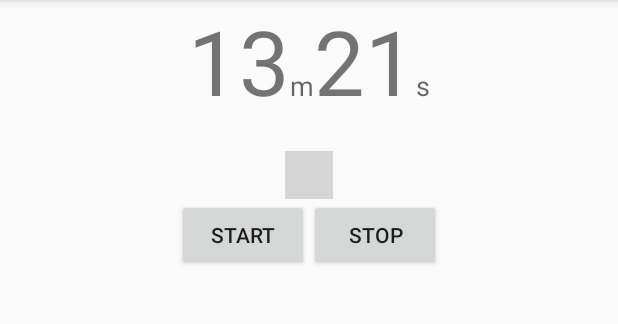
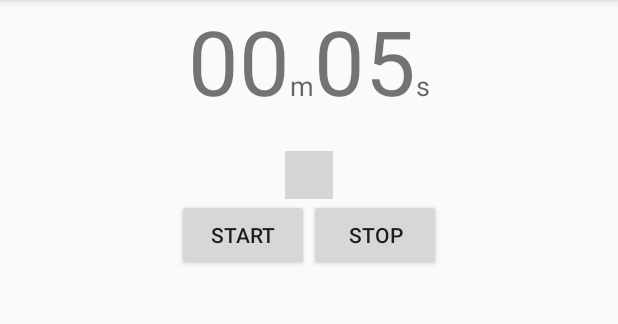
Before and after one commit to AWEEKJ/Leitner, an Android app: the fragment TimerView shown on its own in the app's theme, after a tap on "START", on a phone screen of 412 x 824 dp, the part 84-408 px from its top. Run offline under Robolectric (Android 15) with nearby library versions, the phone set to English and light mode, and no system bars; libraries missing offline, so code that uses them is left out: com.github.lzyzsd.circleprogress; plain views replace DonutProgress; 3 statements that could not run were skipped; grey boxes are pictures that could not be loaded.

Commit message:
Increase Timer Accuracy

```diff
--- a/app/src/main/AndroidManifest.xml
+++ b/app/src/main/AndroidManifest.xml
@@ -12,13 +12,14 @@
         android:theme="@style/AppTheme"
         android:windowSoftInputMode="adjustPan">
         <activity android:name=".MainActivity">
-        </activity>
-        <activity android:name=".LoginActivity">
             <intent-filter>
                 <action android:name="android.intent.action.MAIN" />
 
                 <category android:name="android.intent.category.LAUNCHER" />
             </intent-filter>
+        </activity>
+        <activity android:name=".LoginActivity">
+
         </activity>
         <activity android:name=".SigninActivity" />
 
--- a/app/src/main/java/com/uos/leitner/TimerView.java
+++ b/app/src/main/java/com/uos/leitner/TimerView.java
@@ -10,6 +10,7 @@ import android.view.ViewGroup;
 import android.widget.Button;
 import android.widget.TextView;
 
+import java.util.Locale;
 import java.util.concurrent.TimeUnit;
 
 import com.github.lzyzsd.circleprogress.DonutProgress;
@@ -20,7 +21,7 @@ import com.github.lzyzsd.circleprogress.DonutProgress;
 
 public class TimerView extends Fragment{
 
-    private long goalTime = 802000; // Time Setup for temporary, 13m 22s is 802000 milliseconds
+    private long goalTime = 6000; // Time Setup for temporary, 13m 22s is 802000 milliseconds
     private long remainTime;
 
     private static final String FORMAT = "%02d";
@@ -31,6 +32,8 @@ public class TimerView extends Fragment{
     private Button startBtn;
     private Button stopBtn;
     private DonutProgress progressBar;
+
+    private TextView TV; // 남은 시간 테스트
 
     public TimerView() {
         // Required empty public constructor
@@ -45,42 +48,49 @@ public class TimerView extends Fragment{
         stopBtn = (Button) view.findViewById(R.id.stopButton);
         progressBar = (DonutProgress) view.findViewById(R.id.progressBar);
 
+        TV = (TextView) view.findViewById(R.id.test); // 남은 시간 테스트
+
         return view;
     }
 
     @Override
     public void onStart() {
         super.onStart();
-        // TODO 경고 메세지 안 뜨도록 수정할 것
 
         remainTime = goalTime;
 
-        minutesTV.setText(""+String.format(FORMAT,
+        minutesTV.setText(""+String.format(Locale.US, FORMAT,
                 TimeUnit.MILLISECONDS.toMinutes(goalTime) - TimeUnit.HOURS.toMinutes(TimeUnit.MILLISECONDS.toHours(goalTime))));
 
-        secondsTV.setText(""+String.format(FORMAT,
+        secondsTV.setText(""+String.format(Locale.US, FORMAT,
                 TimeUnit.MILLISECONDS.toSeconds(goalTime) - TimeUnit.MINUTES.toSeconds(TimeUnit.MILLISECONDS.toMinutes(goalTime))));
+
+        progressBar.setProgress(0);
 
         startBtn.setOnClickListener(new View.OnClickListener(){
             @Override
             public void onClick(View view) {
-                cTimer = new CountDownTimer(remainTime, 1000) { // adjust the milli seconds here
+                cTimer = new CountDownTimer(goalTime, 100) {
 
                     public void onTick(long millisUntilFinished) {
-                        minutesTV.setText(""+String.format(FORMAT,
-                                TimeUnit.MILLISECONDS.toMinutes(millisUntilFinished) - TimeUnit.HOURS.toMinutes(TimeUnit.MILLISECONDS.toHours(millisUntilFinished))));
+                        if (Math.round((float)millisUntilFinished / 1000.0f) != remainTime) {
+                            remainTime = Math.round((float)millisUntilFinished / 1000.0f);
 
-                        secondsTV.setText(""+String.format(FORMAT,
-                                TimeUnit.MILLISECONDS.toSeconds(millisUntilFinished) - TimeUnit.MINUTES.toSeconds(TimeUnit.MILLISECONDS.toMinutes(millisUntilFinished))));
+                            progressBar.setProgress((int)((goalTime-remainTime*1000)*100/goalTime));
 
-                        progressBar.setProgress((int)((goalTime-millisUntilFinished)*100/goalTime));
+                            minutesTV.setText(""+String.format(Locale.US, FORMAT,
+                                    TimeUnit.SECONDS.toMinutes(remainTime) - TimeUnit.HOURS.toMinutes(TimeUnit.SECONDS.toHours(remainTime))));
 
-                        remainTime = millisUntilFinished;
+                            secondsTV.setText(""+String.format(Locale.US, FORMAT,
+                                    TimeUnit.SECONDS.toSeconds(remainTime) - TimeUnit.MINUTES.toSeconds(TimeUnit.SECONDS.toMinutes(remainTime))));
+
+                        }
                     }
 
                     public void onFinish() {
+                        progressBar.setProgress(100);
+                    }
 
-                    }
                 }.start();
             }
         });
@@ -89,6 +99,7 @@ public class TimerView extends Fragment{
             @Override
             public void onClick(View view) {
                 cTimer.cancel();
+                // TV.setText("seconds remaining: " + remainTime); // 남은 시간 테스트
             }
         });
 
@@ -97,6 +108,5 @@ public class TimerView extends Fragment{
     @Override
     public void onActivityCreated(@Nullable Bundle savedInstanceState) {
         super.onActivityCreated(savedInstanceState);
-
     }
 }
--- a/app/src/main/res/layout/fragment_timer.xml
+++ b/app/src/main/res/layout/fragment_timer.xml
@@ -73,4 +73,13 @@
 
     </LinearLayout>
 
+    <TextView
+        android:id="@+id/test"
+        android:layout_width="wrap_content"
+        android:layout_height="wrap_content"
+        android:text=""
+        android:layout_marginTop="300dp"
+        android:layout_alignParentTop="true"
+        android:layout_centerHorizontal="true" />
+
 </RelativeLayout>
```
